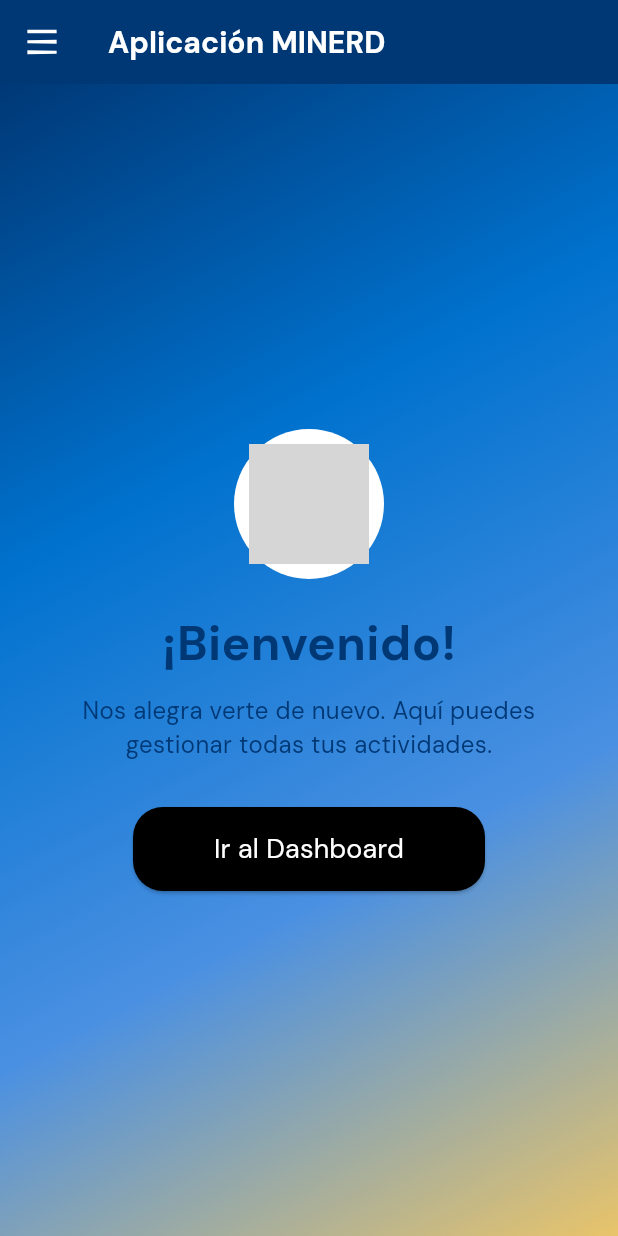
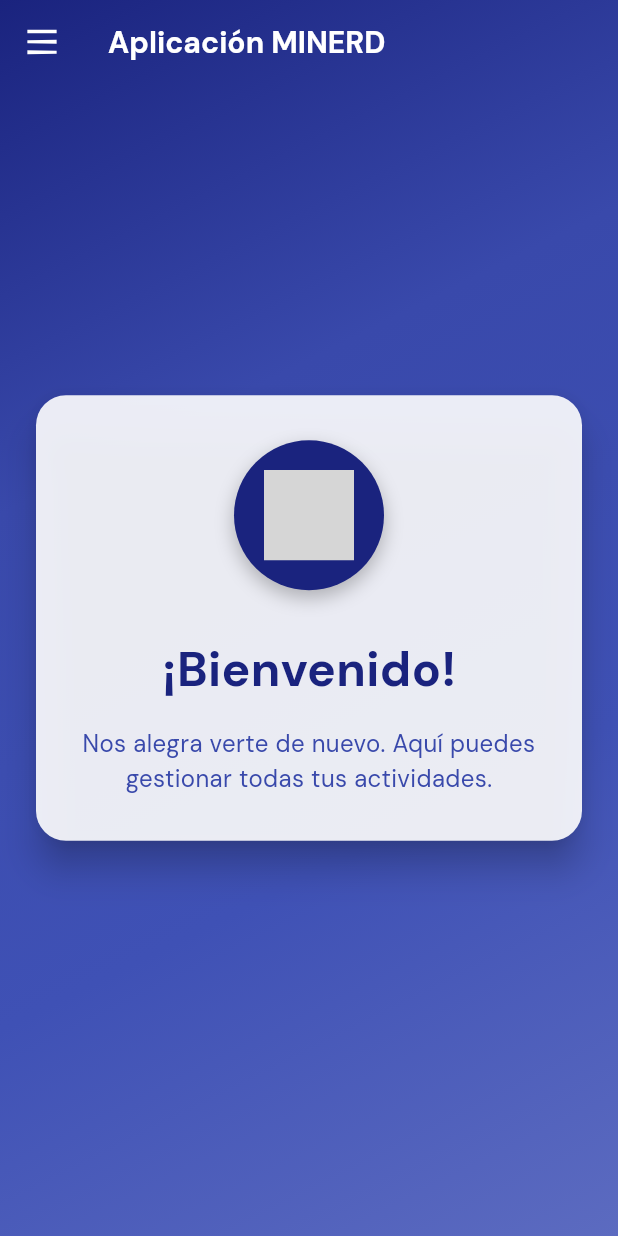
Before and after one commit to soysomon/Aplicacion_Minerd, a Flutter app: the HomeScreen screen opened by its route, on a phone screen of 412 x 824 dp. Run offline on Flutter 3.47's test engine with Material 3 defaults, Android fonts, the light colour scheme and no system bars; drawn by our look-alikes of flutter_zoom_drawer; our stand-ins replace carousel_slider, flutter_html, flutter_map, flutter_svg, font_awesome_flutter, geolocator and 8 more; missing offline and left inert: fan_floating_menu, flutter_sound; accounts and stored records are empty; grey boxes are pictures that could not be loaded.

Commit message:
Inicio actualizado

```diff
--- a/lib/screens/home_screen.dart
+++ b/lib/screens/home_screen.dart
@@ -14,7 +14,8 @@
       menuScreen: DrawerMenuScreen(),
       mainScreen: Scaffold(
         appBar: AppBar(
-          backgroundColor: Color(0xFF003876), // Fondo azul oscuro
+          backgroundColor: Colors.transparent,
+          elevation: 0,
           title: Text(
             'Aplicación MINERD',
             style: GoogleFonts.dmSans(
@@ -28,21 +29,22 @@
               'assets/icons/icon-menu.svg',
               width: 25,
               height: 25,
-              color: Colors.white, // Botón de menú blanco
+              color: Colors.white,
             ),
             onPressed: () {
               _drawerController.toggle?.call();
             },
           ),
         ),
+        extendBodyBehindAppBar: true,
         body: Container(
           decoration: BoxDecoration(
             gradient: LinearGradient(
               colors: [
-                Color(0xFF003876), // Azul oscuro
-                Color(0xFF0072CE), // Azul medio
-                Color(0xFF4A90E2), // Azul claro
-                Color(0xFFE9C46A), // Amarillo claro (opcional para contraste)
+                Color(0xFF1A237E), // Azul oscuro profundo
+                Color(0xFF3949AB), // Azul índigo
+                Color(0xFF3F51B5), // Azul primario
+                Color(0xFF5C6BC0), // Azul índigo claro
               ],
               begin: Alignment.topLeft,
               end: Alignment.bottomRight,
@@ -51,68 +53,61 @@
           child: Center(
             child: Padding(
               padding: const EdgeInsets.all(20.0),
+              child: Card(
+                elevation: 10,
+                shape: RoundedRectangleBorder(
+                  borderRadius: BorderRadius.circular(20),
+                ),
+                color: Colors.white.withOpacity(0.9),
+                child: Padding(
+                  padding: const EdgeInsets.all(30.0),
                   child: Column(
-                mainAxisAlignment: MainAxisAlignment.center,
-                crossAxisAlignment: CrossAxisAlignment.center,
+                    mainAxisSize: MainAxisSize.min,
                     children: [
                       Container(
                         width: 100,
                         height: 100,
                         decoration: BoxDecoration(
-                      color: Colors.white,
+                          color: Color(0xFF1A237E),
                           borderRadius: BorderRadius.circular(50),
+                          boxShadow: [
+                            BoxShadow(
+                              color: Colors.black26,
+                              blurRadius: 10,
+                              offset: Offset(0, 5),
+                            ),
+                          ],
                         ),
                         child: Center(
                           child: SvgPicture.asset(
-                        '../assets/icons/home_icon.svg', // Cambia el archivo del ícono aquí
-                        width: 80,
-                        height: 80,
-                        color: Colors.black,
+                            '../assets/icons/custom_icon.svg',
+                            width: 60,
+                            height: 60,
+                            color: Colors.white,
                           ),
                         ),
                       ),
-                  SizedBox(height: 20),
+                      SizedBox(height: 30),
                       Text(
                         '¡Bienvenido!',
                         style: GoogleFonts.dmSans(
                           fontSize: 32,
                           fontWeight: FontWeight.bold,
-                      color: Color(0xFF003876),
+                          color: Color(0xFF1A237E),
                         ),
                       ),
-                  SizedBox(height: 10),
+                      SizedBox(height: 15),
                       Text(
                         'Nos alegra verte de nuevo. Aquí puedes gestionar todas tus actividades.',
                         textAlign: TextAlign.center,
                         style: GoogleFonts.dmSans(
                           fontSize: 16,
-                      color: Color(0xFF003876),
-                    ),
-                  ),
-                  SizedBox(height: 30),
-                  ElevatedButton(
-                    onPressed: () {
-                      // Acción al presionar el botón
-                    },
-                    style: ElevatedButton.styleFrom(
-                      backgroundColor: Colors.black,
-                      shape: RoundedRectangleBorder(
-                        borderRadius: BorderRadius.circular(20),
-                      ),
-                    ),
-                    child: Padding(
-                      padding: const EdgeInsets.symmetric(vertical: 15, horizontal: 30),
-                      child: Text(
-                        'Ir al Dashboard',
-                        style: GoogleFonts.dmSans(
-                          fontSize: 18,
-                          fontWeight: FontWeight.normal,
-                          color: Colors.white,
-                        ),
-                      ),
+                          color: Color(0xFF3949AB),
                         ),
                       ),
                     ],
+                  ),
+                ),
               ),
             ),
           ),
```
Lines whose indentation alone changed are shown as unchanged.
